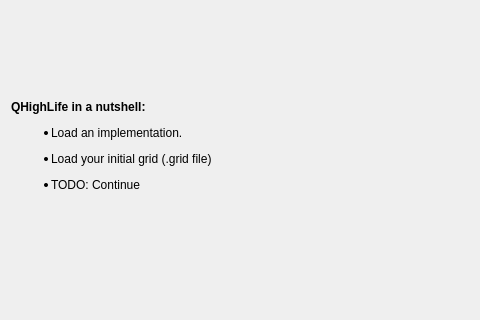
This is tutorial.ui in gsanhueza/QHighLife as Qt 5 draws it before an edit; both pictures show x 0 to 480 and y 90 to 410 of the 900 by 500 pixel window. The edited form follows.
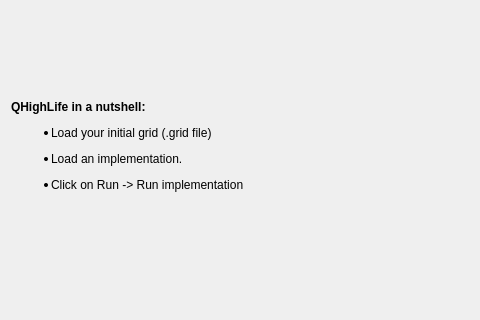
This is the edited form. Icons and pictures are not drawn.

Commit message: Modificación a interfaz GUI para hacer cargar el grid primero, luego el modelo, y recién ahí correr la implementación

What changed in the file:
```diff
--- a/tutorial.ui
+++ b/tutorial.ui
@@ -22,7 +22,7 @@
    <item>
     <widget class="QLabel" name="instructions">
      <property name="text">
-      <string>&lt;html&gt;&lt;head/&gt;&lt;body&gt;&lt;p&gt;&lt;span style=&quot; font-weight:600;&quot;&gt;QHighLife in a nutshell:&lt;/span&gt;&lt;/p&gt;&lt;ul style=&quot;margin-top: 0px; margin-bottom: 0px; margin-left: 0px; margin-right: 0px; -qt-list-indent: 1;&quot;&gt;&lt;li style=&quot; margin-top:12px; margin-bottom:0px; margin-left:0px; margin-right:0px; -qt-block-indent:0; text-indent:0px;&quot;&gt;Load an implementation.&lt;/li&gt;&lt;li style=&quot; margin-top:12px; margin-bottom:0px; margin-left:0px; margin-right:0px; -qt-block-indent:0; text-indent:0px;&quot;&gt;Load your initial grid (.grid file)&lt;/li&gt;&lt;li style=&quot; margin-top:12px; margin-bottom:0px; margin-left:0px; margin-right:0px; -qt-block-indent:0; text-indent:0px;&quot;&gt;TODO: Continue&lt;/li&gt;&lt;/ul&gt;&lt;/body&gt;&lt;/html&gt;</string>
+      <string>&lt;html&gt;&lt;head/&gt;&lt;body&gt;&lt;p&gt;&lt;span style=&quot; font-weight:600;&quot;&gt;QHighLife in a nutshell:&lt;/span&gt;&lt;/p&gt;&lt;ul style=&quot;margin-top: 0px; margin-bottom: 0px; margin-left: 0px; margin-right: 0px; -qt-list-indent: 1;&quot;&gt;&lt;li style=&quot; margin-top:12px; margin-bottom:0px; margin-left:0px; margin-right:0px; -qt-block-indent:0; text-indent:0px;&quot;&gt;Load your initial grid (.grid file)&lt;/li&gt;&lt;/ul&gt;&lt;ul style=&quot;margin-top: 0px; margin-bottom: 0px; margin-left: 0px; margin-right: 0px; -qt-list-indent: 1;&quot;&gt;&lt;li style=&quot; margin-top:12px; margin-bottom:0px; margin-left:0px; margin-right:0px; -qt-block-indent:0; text-indent:0px;&quot;&gt;Load an implementation.&lt;/li&gt;&lt;li style=&quot; margin-top:12px; margin-bottom:0px; margin-left:0px; margin-right:0px; -qt-block-indent:0; text-indent:0px;&quot;&gt;Click on Run -&amp;gt; Run implementation&lt;/li&gt;&lt;/ul&gt;&lt;/body&gt;&lt;/html&gt;</string>
      </property>
     </widget>
    </item>
```
The commit also changes 6 other files.
